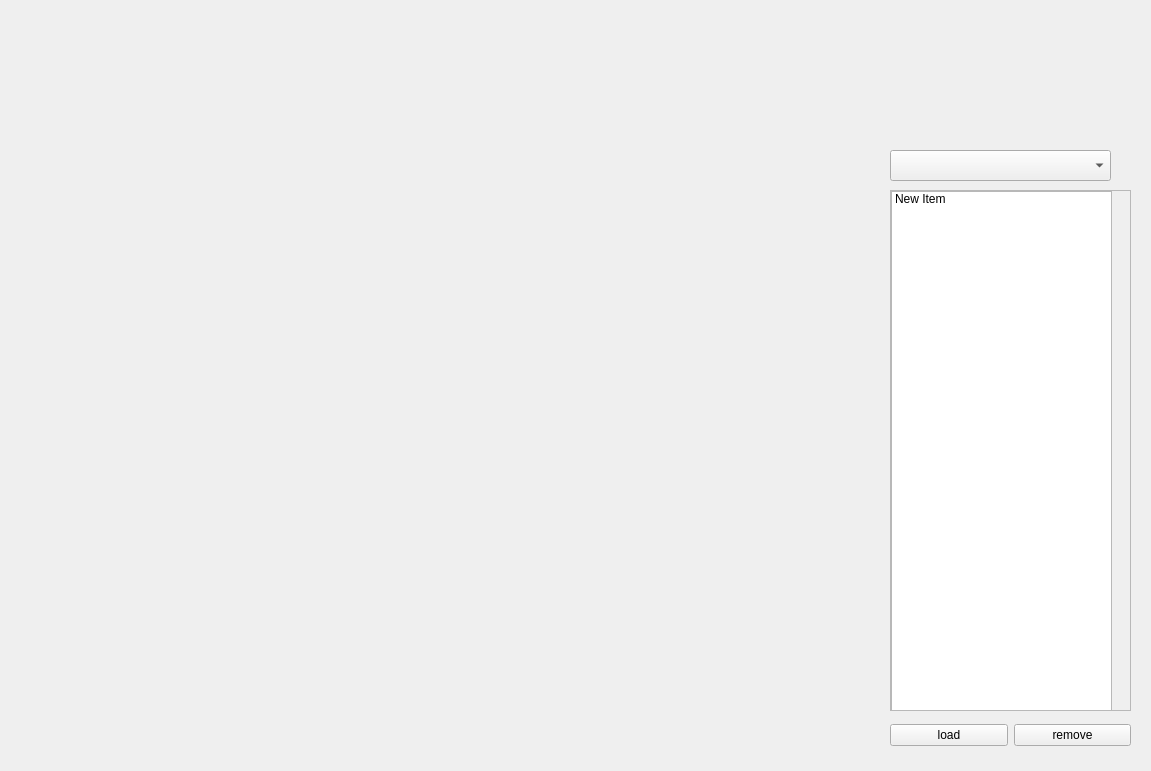
Old version of the form pathplanner.ui in the repository oliversssf2/ui_app.
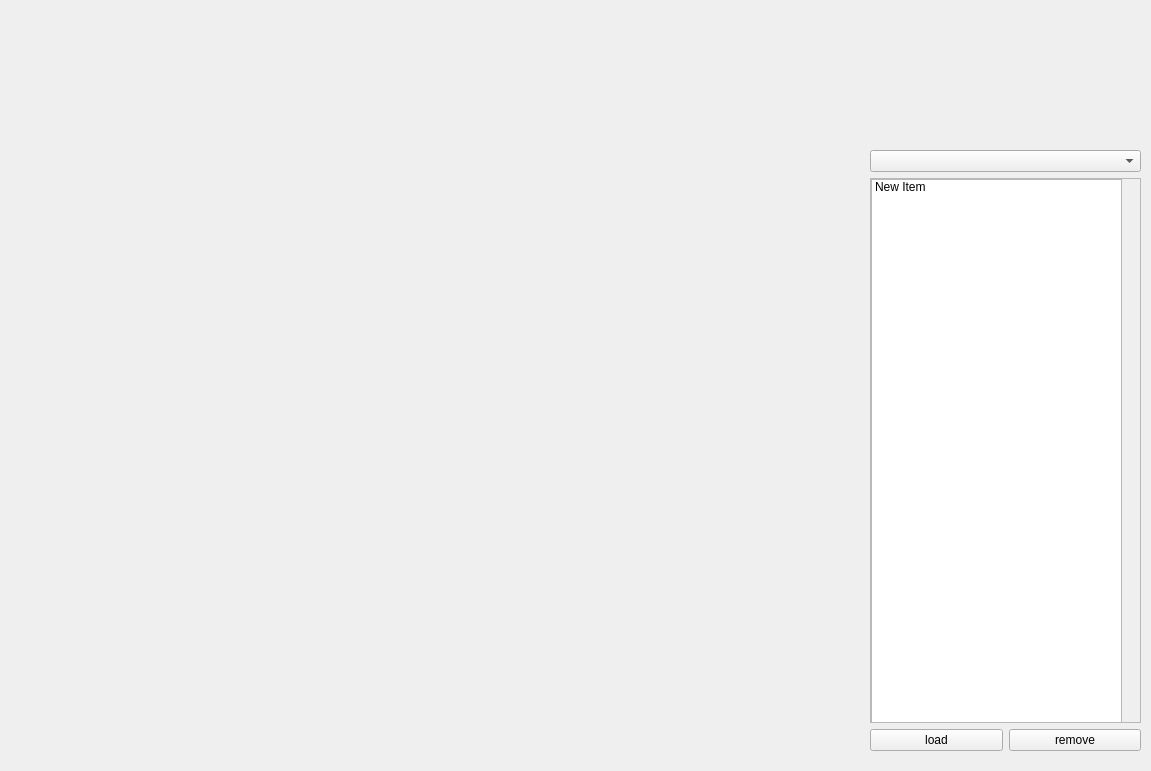
New version of the form.

The edit to the form file:
```diff
--- a/pathplanner.ui
+++ b/pathplanner.ui
@@ -18,47 +18,50 @@
     <rect>
      <x>20</x>
      <y>150</y>
-     <width>861</width>
+     <width>841</width>
      <height>601</height>
     </rect>
    </property>
-   <layout class="QHBoxLayout" name="horizontalLayout"/>
+   <layout class="QHBoxLayout" name="horizontalLayout">
+    <property name="sizeConstraint">
+     <enum>QLayout::SetMaximumSize</enum>
+    </property>
+   </layout>
   </widget>
-  <widget class="QWidget" name="horizontalLayoutWidget_2">
+  <widget class="QWidget" name="verticalLayoutWidget">
    <property name="geometry">
     <rect>
-     <x>890</x>
-     <y>720</y>
-     <width>241</width>
-     <height>31</height>
+     <x>870</x>
+     <y>150</y>
+     <width>271</width>
+     <height>601</height>
     </rect>
    </property>
-   <layout class="QHBoxLayout" name="horizontalLayout_2">
+   <layout class="QVBoxLayout" name="verticalLayout_2">
+    <property name="sizeConstraint">
+     <enum>QLayout::SetDefaultConstraint</enum>
+    </property>
     <item>
-     <widget class="QPushButton" name="pushButton_2">
+     <widget class="QComboBox" name="comboBox">
+      <item>
       <property name="text">
-       <string>load</string>
-      </property>
-     </widget>
+        <string/>
+       </property>
     </item>
     <item>
-     <widget class="QPushButton" name="pushButton">
       <property name="text">
-       <string>remove</string>
-      </property>
-     </widget>
-    </item>
-   </layout>
-  </widget>
+        <string>New Item</string>
+       </property>
+      </item>
+      <item>
+       <property name="text">
+        <string>New Item</string>
+       </property>
+      </item>
+     </widget>
+    </item>
+    <item>
   <widget class="QScrollArea" name="scrollArea">
-   <property name="geometry">
-    <rect>
-     <x>890</x>
-     <y>190</y>
-     <width>241</width>
-     <height>521</height>
-    </rect>
-   </property>
    <property name="widgetResizable">
     <bool>true</bool>
    </property>
@@ -67,8 +70,8 @@
      <rect>
       <x>0</x>
       <y>0</y>
-      <width>239</width>
-      <height>519</height>
+         <width>267</width>
+         <height>533</height>
      </rect>
     </property>
     <widget class="QListWidget" name="listWidget">
@@ -76,10 +79,16 @@
       <rect>
        <x>0</x>
        <y>0</y>
-       <width>221</width>
+          <width>251</width>
        <height>561</height>
       </rect>
      </property>
+        <property name="sizePolicy">
+         <sizepolicy hsizetype="Preferred" vsizetype="Preferred">
+          <horstretch>0</horstretch>
+          <verstretch>0</verstretch>
+         </sizepolicy>
+        </property>
      <item>
       <property name="text">
        <string>New Item</string>
@@ -88,30 +97,26 @@
     </widget>
    </widget>
   </widget>
-  <widget class="QComboBox" name="comboBox">
-   <property name="geometry">
-    <rect>
-     <x>890</x>
-     <y>150</y>
-     <width>221</width>
-     <height>31</height>
-    </rect>
-   </property>
-   <item>
-    <property name="text">
-     <string/>
-    </property>
    </item>
    <item>
+     <layout class="QHBoxLayout" name="horizontalLayout_2">
+      <item>
+       <widget class="QPushButton" name="pushButton_2">
     <property name="text">
-     <string>New Item</string>
-    </property>
+         <string>load</string>
+        </property>
+       </widget>
    </item>
    <item>
+       <widget class="QPushButton" name="pushButton">
     <property name="text">
-     <string>New Item</string>
-    </property>
-   </item>
+         <string>remove</string>
+        </property>
+       </widget>
+      </item>
+     </layout>
+    </item>
+   </layout>
   </widget>
  </widget>
  <resources/>
```
Lines whose indentation alone changed are shown as unchanged.
